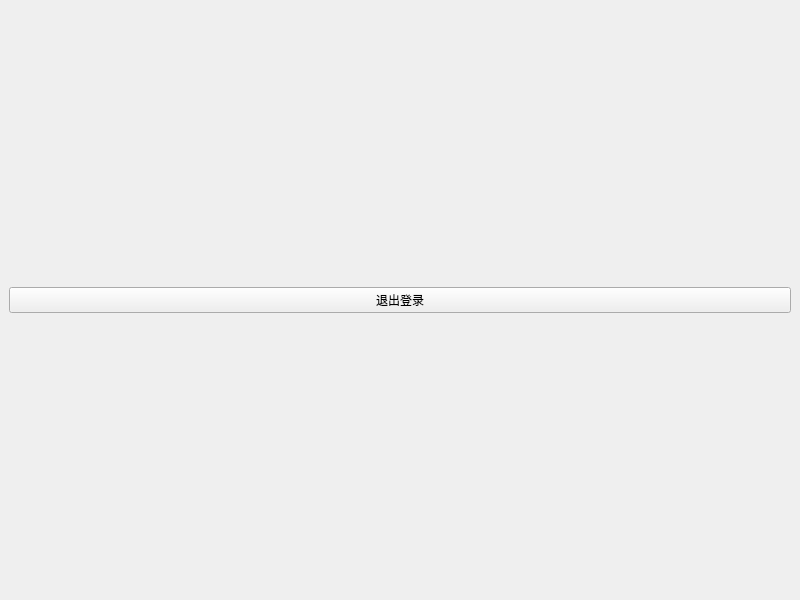
Before: the Qt Designer form src/ui/main_window.ui in eipai-1/tinychat_client, drawn with Qt 5.
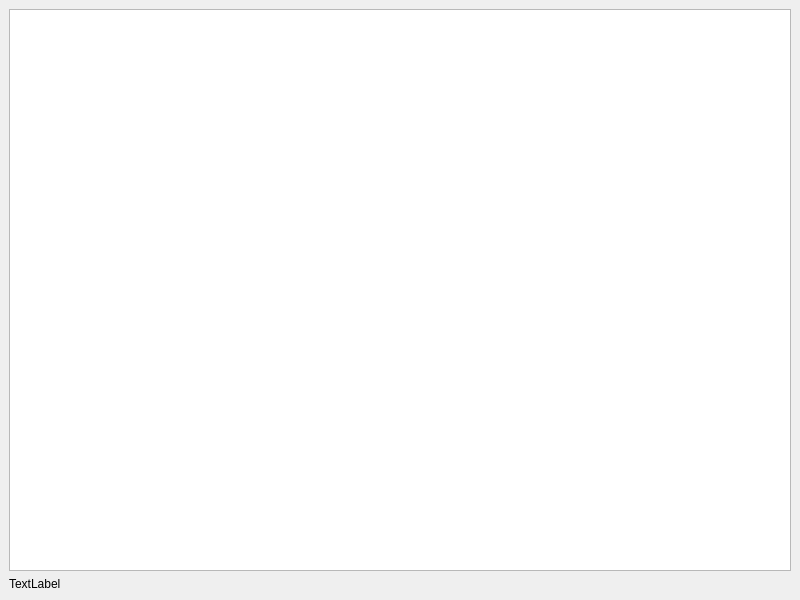
After: the same form once the commit is applied.

```diff
--- a/src/ui/main_window.ui
+++ b/src/ui/main_window.ui
@@ -14,13 +14,16 @@
    <string>MainWindow</string>
   </property>
   <widget class="QWidget" name="centralwidget">
-   <layout class="QVBoxLayout" name="verticalLayout">
+   <layout class="QHBoxLayout" name="horizontalLayout">
     <item>
-     <layout class="QHBoxLayout" name="horizontalLayout">
+     <layout class="QVBoxLayout" name="verticalLayout">
       <item>
-       <widget class="QPushButton" name="logout_button">
+       <widget class="QListView" name="room_list_view_"/>
+      </item>
+      <item>
+       <widget class="QLabel" name="username_label">
         <property name="text">
-         <string>退出登录</string>
+         <string>TextLabel</string>
         </property>
        </widget>
       </item>
```
Left out of the diff: 3 changed lines with no effect on the pictures.
